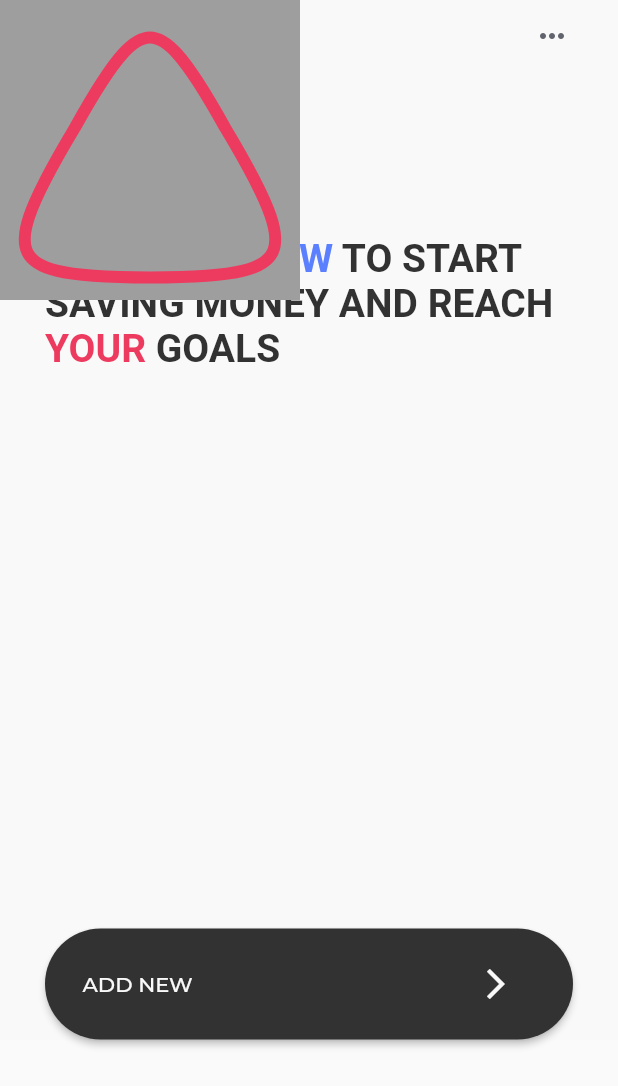
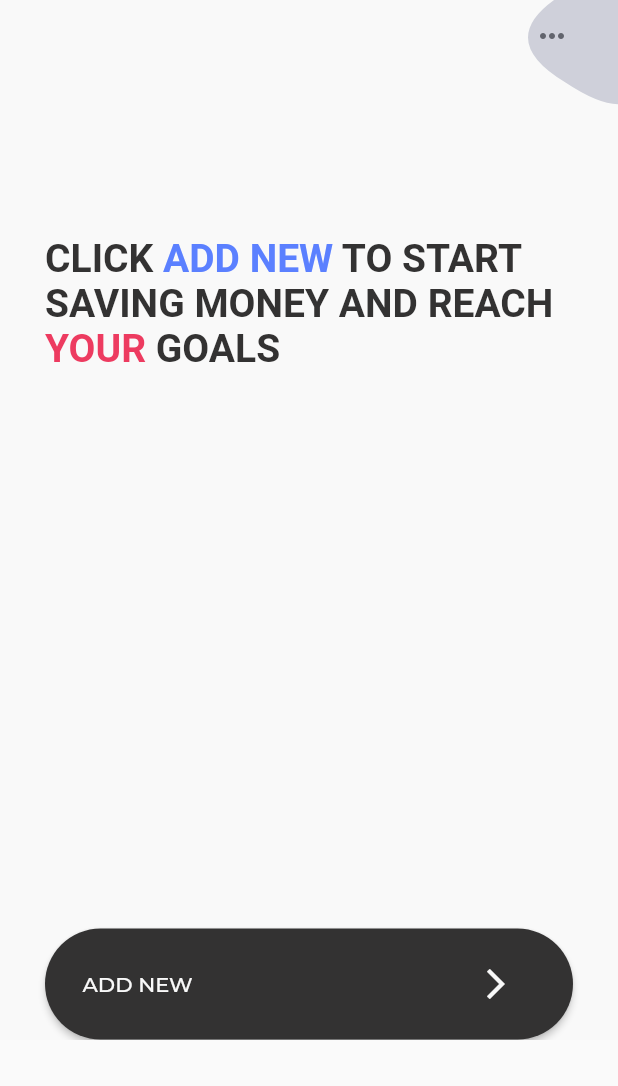
Before and after one commit to Fecony/flutter_goal_savings, a Flutter app: the screen it shows after launch, on a phone screen of 412 x 824 dp. Shown: the top 1086 px of the screen. Run offline on Flutter 3.47's test engine with Material 2 defaults, Android fonts, the phone set to English and light mode, and no system bars.

Commit message:
Using params in RoundedTriangle widget

```diff
--- a/lib/screens/initial_screen.dart
+++ b/lib/screens/initial_screen.dart
@@ -24,6 +24,18 @@ class _InitialScreenState extends State<InitialScreen> {
                 children: <Widget>[
                   Stack(
                     children: <Widget>[
+                      Positioned(
+                        left: MediaQuery.of(context).size.width - 80,
+                        top: -35,
+                        child: RotatedBox(
+                          quarterTurns: 3,
+                          child: DrawTriangle(
+                            size: 120,
+                            color: lightGrayColor,
+                            radius: 1,
+                          ),
+                        ),
+                      ),
                       Row(
                         mainAxisAlignment: MainAxisAlignment.end,
                         children: <Widget>[
@@ -79,7 +91,6 @@ class _InitialScreenState extends State<InitialScreen> {
                           ],
                         ),
                       ),
-                      DrawTriangle(),
                     ],
                   ),
                 ],
@@ -93,27 +104,33 @@ class _InitialScreenState extends State<InitialScreen> {
 }
 
 class DrawTriangle extends StatelessWidget {
+  final Color color;
+  final double radius;
+  final double size;
+
+  DrawTriangle({this.color, this.radius, this.size});
+
   @override
   Widget build(BuildContext context) {
-    return Container(
-      decoration: BoxDecoration(color: Colors.grey), // for testing
-      child: CustomPaint(
-        painter: TrianglePainter(),
-        size: Size(200, 200),
-      ),
+    return CustomPaint(
+      painter: TrianglePainter(color, radius),
+      size: Size(size, size),
     );
   }
 }
 
-// this shit is working now, +/- as expected
 class TrianglePainter extends CustomPainter {
+  final Color color;
+  final double radius;
+
+  TrianglePainter(this.color, this.radius);
+
   @override
   void paint(Canvas canvas, Size size) {
     Paint paint = Paint()
-      ..color = pinkTriangleColor
+      ..color = color.withOpacity(0.45)
       ..isAntiAlias = true
-      ..style = PaintingStyle.stroke
-      ..strokeWidth = 8;
+      ..style = PaintingStyle.fill;
 
     final double offsetToCenter = 15.0;
 
@@ -138,9 +155,9 @@ class TrianglePainter extends CustomPainter {
 
     Path path = Path()
       ..moveTo(dotAB.dx, dotAB.dy)
-      ..conicTo(pointB.dx - 10, pointB.dy, dotBC.dx, dotBC.dy, 2)
-      ..conicTo(pointC.dx + 10, pointC.dy, dotCA.dx, dotCA.dy, 2)
-      ..conicTo(pointA.dx, pointA.dy + 10, dotAB.dx, dotAB.dy, 2);
+      ..conicTo(pointB.dx - 10, pointB.dy, dotBC.dx, dotBC.dy, radius)
+      ..conicTo(pointC.dx + 10, pointC.dy, dotCA.dx, dotCA.dy, radius)
+      ..conicTo(pointA.dx, pointA.dy + 10, dotAB.dx, dotAB.dy, radius);
 
     canvas.drawPath(path, paint);
   }
```
